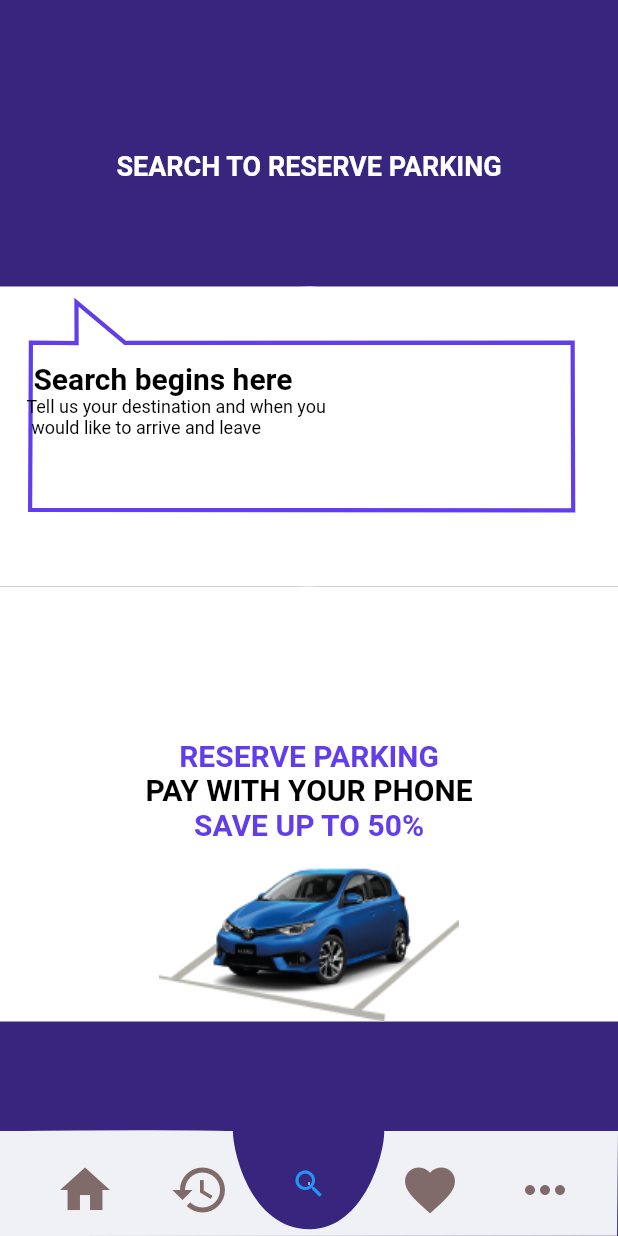
After one commit to jabriabdessamad/Car-E-Wallet-App, a Flutter app: the ParkingService screen opened directly, after a tap on the "search" icon, on a phone screen of 412 x 824 dp. The commit adds this screen. Run offline on Flutter 3.47's test engine with Material 2 defaults, Android fonts, the phone set to English and light mode, and no system bars; our stand-ins replace firebase_auth, firebase_core, font_awesome_flutter, syncfusion_flutter_charts; accounts and stored records are empty.

Commit message:
add the fist page in the parking service

```diff
--- a/lib/home/home.dart
+++ b/lib/home/home.dart
@@ -3,7 +3,7 @@ import 'package:car_e_wallet_app/chart.dart';
 import 'package:car_e_wallet_app/home/navbar.dart';
 import 'package:car_e_wallet_app/services/auth.dart';
 import 'package:car_e_wallet_app/wrapper.dart';
-
+import 'package:car_e_wallet_app/parking/parking_service.dart';
 import 'package:flutter/material.dart';
 import 'package:font_awesome_flutter/font_awesome_flutter.dart';
 
@@ -327,7 +327,12 @@ class _HomePageState extends State<HomePage> {
     return Column(
       children: [
         TextButton(
-          onPressed: () {},
+          onPressed: () {
+            Navigator.push(
+              context,
+              MaterialPageRoute(builder: (context) => ParkingService()),
+            );
+          },
           child: Container(
               margin: EdgeInsets.fromLTRB(5, 5, 5, 0),
               decoration: BoxDecoration(
--- /dev/null
+++ b/lib/parking/navigation_bottom_bar.dart
@@ -0,0 +1,43 @@
+import 'package:flutter/material.dart';
+
+class RPsSCustomPainter extends CustomPainter {
+  @override
+  void paint(Canvas canvas, Size size) {
+    Paint paint0 = Paint()
+      ..color = Color(0xffF0F1F4)
+      ..style = PaintingStyle.fill
+      ..strokeWidth = 1;
+
+    Path path0 = Path();
+    path0.moveTo(0, size.height);
+    path0.lineTo(0, 0);
+    path0.quadraticBezierTo(size.width * 0.2847500, size.height * -0.0164667,
+        size.width * 0.3769167, 0);
+    path0.cubicTo(
+        size.width * 0.3767167,
+        size.height * 0.1958000,
+        size.width * 0.4054167,
+        size.height * 0.9318000,
+        size.width * 0.5008000,
+        size.height * 0.9348000);
+    path0.cubicTo(
+        size.width * 0.5893500,
+        size.height * 0.9397333,
+        size.width * 0.6229667,
+        size.height * 0.2038667,
+        size.width * 0.6216667,
+        0);
+    path0.quadraticBezierTo(size.width * 0.7162500, size.height * 0.0000667,
+        size.width, size.height * 0.0002667);
+    path0.lineTo(size.width * 0.9984167, size.height * 0.9968000);
+    path0.lineTo(0, size.height);
+    path0.close();
+
+    canvas.drawPath(path0, paint0);
+  }
+
+  @override
+  bool shouldRepaint(covariant CustomPainter oldDelegate) {
+    return true;
+  }
+}
--- /dev/null
+++ b/lib/parking/parking_service.dart
@@ -0,0 +1,224 @@
+import 'package:car_e_wallet_app/parking/rpscustomerpainter.dart';
+import 'package:flutter/material.dart';
+import 'package:car_e_wallet_app/parking/navigation_bottom_bar.dart';
+
+class ParkingService extends StatefulWidget {
+  const ParkingService({Key? key}) : super(key: key);
+
+  @override
+  State<ParkingService> createState() => _ParkingServiceState();
+}
+
+class _ParkingServiceState extends State<ParkingService> {
+  @override
+  Widget build(BuildContext context) {
+    final height = MediaQuery.of(context).size.height;
+    return Scaffold(
+        body: Container(
+      width: double.infinity,
+      decoration: BoxDecoration(
+        boxShadow: [
+          BoxShadow(
+            color: Colors.grey.withOpacity(0.3),
+
+            offset: Offset(0, 3), // changes position of shadow
+          ),
+        ],
+        color: Color(0xff38267E),
+      ),
+      child: Column(
+        crossAxisAlignment: CrossAxisAlignment.center,
+        children: [
+          SizedBox(height: 80),
+          Padding(
+            padding: EdgeInsets.all(20),
+            child: Text(
+              'SEARCH TO RESERVE PARKING',
+              style: TextStyle(
+                  color: Colors.white,
+                  fontSize: 18,
+                  fontWeight: FontWeight.bold),
+              textAlign: TextAlign.center,
+            ),
+          ),
+          SizedBox(height: 10),
+          Expanded(
+            child: Column(
+              children: [
+                SizedBox(height: 40),
+                Container(
+                    decoration: BoxDecoration(
+                      color: Colors.white,
+                    ),
+                    child: Column(
+                      children: [
+                        Container(
+                          height: 200.0,
+                          decoration: new BoxDecoration(
+                            color: Colors.white,
+                            shape: BoxShape.circle,
+                          ),
+                          child: Center(
+                            child: Stack(
+                              children: <Widget>[
+                                CustomPaint(
+                                  size: Size(500, 150),
+                                  painter: RPSCustomPainter(),
+                                ),
+                                Container(
+                                  child: Column(
+                                    children: [
+                                      SizedBox(height: 50),
+                                      Text(
+                                        'Search begins here',
+                                        style: TextStyle(
+                                            color: Colors.black,
+                                            fontWeight: FontWeight.bold,
+                                            fontSize: 20.0),
+                                      ),
+                                      Text(
+                                        '      Tell us your destination and when you\n       would like to arrive and leave',
+                                        style: TextStyle(
+                                            color: Colors.black,
+                                            fontSize: 12.0),
+                                      ),
+                                    ],
+                                  ),
+                                ),
+                              ],
+                            ),
+                          ),
+                        )
+                      ],
+                    )),
+                Column(
+                  mainAxisAlignment: MainAxisAlignment.start,
+                  crossAxisAlignment: CrossAxisAlignment.stretch,
+                  children: [
+                    Container(
+                      decoration: BoxDecoration(
+                        color: Colors.white,
+                      ),
+                      child: Column(
+                        children: [
+                          SizedBox(
+                            height: 101,
+                          ),
+                          Text(
+                            'RESERVE PARKING',
+                            style: TextStyle(
+                                color: Color(0xFF613EEA),
+                                fontWeight: FontWeight.bold,
+                                fontSize: 20.0),
+                          ),
+                          Text(
+                            'PAY WITH YOUR PHONE',
+                            style: TextStyle(
+                                color: Colors.black,
+                                fontWeight: FontWeight.bold,
+                                fontSize: 20.0),
+                          ),
+                          Text(
+                            'SAVE UP TO 50%',
+                            style: TextStyle(
+                                color: Color(0xFF613EEA),
+                                fontWeight: FontWeight.bold,
+                                fontSize: 20.0),
+                          ),
+                          Container(
+                            height: 120,
+                            width: 200,
+                            decoration: BoxDecoration(
+                                image: DecorationImage(
+                              fit: BoxFit.fill,
+                              image: AssetImage('assets/blue parked car 1.png'),
+                            )),
+                          )
+                        ],
+                      ),
+                    ),
+                  ],
+                ),
+              ],
+            ),
+          ),
+          Container(
+            height: 70.0,
+            child: Center(
+              child: Stack(
+                overflow: Overflow.visible,
+                children: <Widget>[
+                  CustomPaint(
+                    size: Size(500, 500),
+                    painter: RPsSCustomPainter(),
+                  ),
+                  Container(
+                      alignment: Alignment.center,
+                      child: TextButton(
+                        child: Icon(
+                          Icons.search,
+                        ),
+                        onPressed: () {},
+                      )),
+                  Container(
+                    alignment: Alignment.center,
+                    child: Row(
+                      mainAxisAlignment: MainAxisAlignment.spaceEvenly,
+                      children: [
+                        IconButton(
+                          icon: Icon(
+                            Icons.home,
+                            color: Color(0xff806A6A),
+                            size: 40,
+                          ),
+                          onPressed: () {},
+                          splashColor: Color(0xff613EEA),
+                        ),
+                        IconButton(
+                          icon: Icon(
+                            Icons.history,
+                            color: Color(0xff806A6A),
+                            size: 40,
+                          ),
+                          onPressed: () {},
+                          splashColor: Color(0xff613EEA),
+                        ),
+                        IconButton(
+                          icon: Icon(
+                            Icons.hourglass_empty,
+                            color: Color(0xffF0F1F4),
+                            size: 2,
+                          ),
+                          onPressed: () {},
+                          splashColor: Color(0xff613EEA),
+                        ),
+                        IconButton(
+                          icon: Icon(
+                            Icons.favorite,
+                            color: Color(0xff806A6A),
+                            size: 40,
+                          ),
+                          onPressed: () {},
+                          splashColor: Color(0xff613EEA),
+                        ),
+                        IconButton(
+                          icon: Icon(
+                            Icons.more_horiz,
+                            color: Color(0xff806A6A),
+                            size: 40,
+                          ),
+                          onPressed: () {},
+                          splashColor: Color(0xff613EEA),
+                        ),
+                      ],
+                    ),
+                  ),
+                ],
+              ),
+            ),
+          )
+        ],
+      ),
+    ));
+  }
+}
--- /dev/null
+++ b/lib/parking/rpscustomerpainter.dart
@@ -0,0 +1,29 @@
+import 'package:flutter/material.dart';
+
+class RPSCustomPainter extends CustomPainter {
+  @override
+  void paint(Canvas canvas, Size size) {
+    Paint paint0 = Paint()
+      ..color = Color(0xff613EEA)
+      ..style = PaintingStyle.stroke
+      ..strokeWidth = 2.81;
+
+    Path path0 = Path();
+    path0.moveTo(size.width * 0.0487000, size.height * 0.9923500);
+    path0.lineTo(size.width * 0.0500000, size.height * 0.2500000);
+    path0.lineTo(size.width * 0.1239250, size.height * 0.2520000);
+    path0.lineTo(size.width * 0.1237000, size.height * 0.0700000);
+    path0.lineTo(size.width * 0.2025000, size.height * 0.2504000);
+    path0.lineTo(size.width * 0.9266000, size.height * 0.2496000);
+    path0.lineTo(size.width * 0.9275000, size.height * 0.9950000);
+    path0.lineTo(size.width * 0.0487000, size.height * 0.9923500);
+    path0.close();
+
+    canvas.drawPath(path0, paint0);
+  }
+
+  @override
+  bool shouldRepaint(covariant CustomPainter oldDelegate) {
+    return true;
+  }
+}
```
Also changed, not shown: assets/blue parked car 1.png (added), package-lock.json (added).
